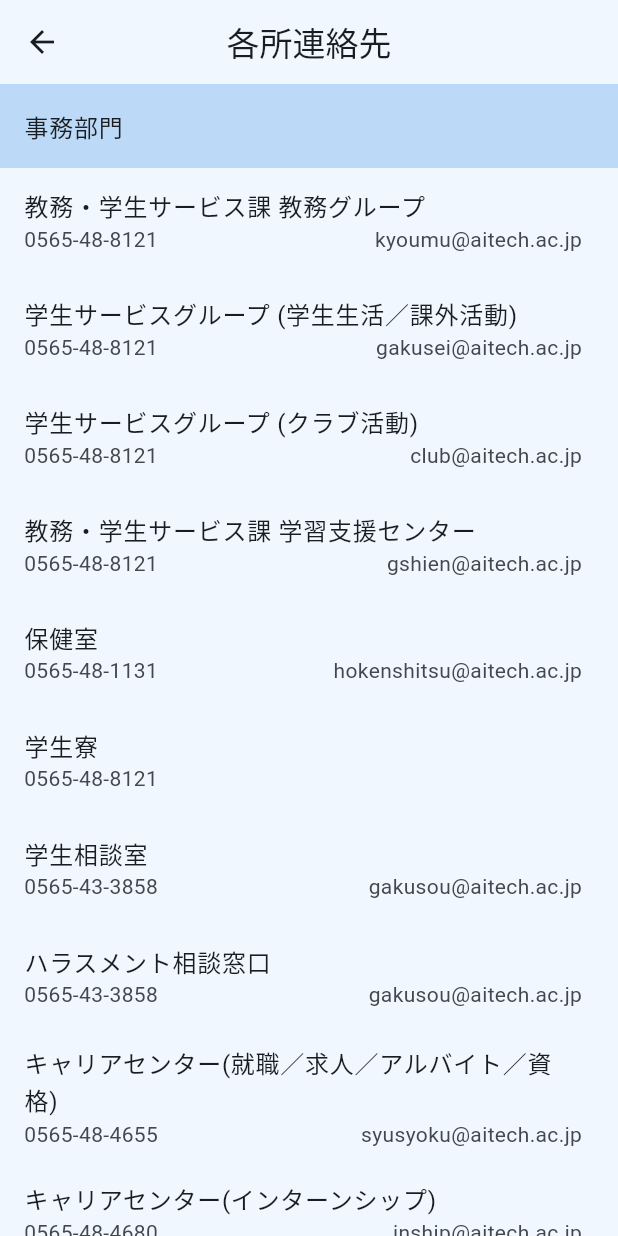
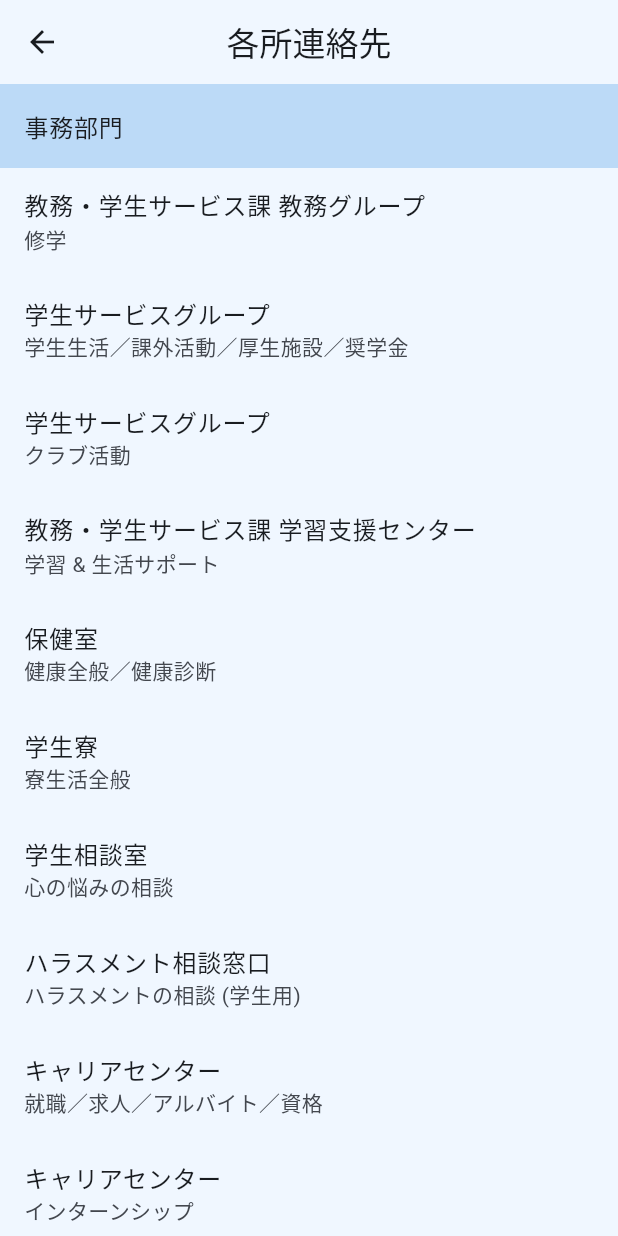
Before and after one commit to piman528/aitapp, a Flutter app: the Contacts screen opened directly, on a phone screen of 412 x 824 dp. Run offline on Flutter 3.47's test engine with Material 3 defaults, Android fonts, the phone set to English and light mode, and no system bars; our stand-ins replace flutter_hooks, flutter_riverpod, fluttertoast, hooks_riverpod, share_plus, shared_preferences; missing offline and left inert: syncfusion_flutter_pdfviewer, universal_html; accounts and stored records are empty.

Commit message:
fix: huguaisyuusei

```diff
--- a/lib/const.dart
+++ b/lib/const.dart
@@ -421,170 +421,203 @@ const List<dynamic> contacts = [
     name: '教務・学生サービス課 教務グループ',
     phone: '0565-48-8121',
     mail: 'kyoumu@aitech.ac.jp',
+    explain: '修学',
   ),
   Contact(
-    name: '学生サービスグループ (学生生活／課外活動)',
+    name: '学生サービスグループ',
     phone: '0565-48-8121',
     mail: 'gakusei@aitech.ac.jp',
+    explain: '学生生活／課外活動／厚生施設／奨学金',
   ),
   Contact(
-    name: '学生サービスグループ (クラブ活動)',
+    name: '学生サービスグループ',
     phone: '0565-48-8121',
     mail: 'club@aitech.ac.jp',
+    explain: 'クラブ活動',
   ),
   Contact(
     name: '教務・学生サービス課 学習支援センター',
     phone: '0565-48-8121',
     mail: 'gshien@aitech.ac.jp',
+    explain: '学習 & 生活サポート',
   ),
   Contact(
     name: '保健室',
     phone: '0565-48-1131',
     mail: 'hokenshitsu@aitech.ac.jp',
+    explain: '健康全般／健康診断',
   ),
   Contact(
     name: '学生寮',
     phone: '0565-48-8121',
+    explain: '寮生活全般',
   ),
   Contact(
     name: '学生相談室',
     phone: '0565-43-3858',
     mail: 'gakusou@aitech.ac.jp',
+    explain: '心の悩みの相談',
   ),
   Contact(
     name: 'ハラスメント相談窓口',
     phone: '0565-43-3858',
     mail: 'gakusou@aitech.ac.jp',
+    explain: 'ハラスメントの相談 (学生用)',
   ),
   Contact(
-    name: 'キャリアセンター(就職／求人／アルバイト／資格)',
+    name: 'キャリアセンター',
     phone: '0565-48-4655',
     mail: 'syusyoku@aitech.ac.jp',
+    explain: '就職／求人／アルバイト／資格',
   ),
   Contact(
-    name: 'キャリアセンター(インターンシップ)',
+    name: 'キャリアセンター',
     phone: '0565-48-4680',
     mail: 'inship@aitech.ac.jp',
+    explain: 'インターンシップ',
   ),
   Contact(
     name: '入試センター 入試広報課',
     phone: '0120-188-651',
     mail: 'koho@aitech.ac.jp',
+    explain: '入学試験・募集関係',
   ),
   '工学部',
   Contact(
     name: '八草キャンパス事務室',
     phone: '0565-48-8121',
     mail: 'kougakubu@aitech.ac.jp',
+    explain: '学部・学科に関する全般',
   ),
   Contact(
     name: '電気学科事務室',
     phone: '0565-48-8121',
     mail: 'denki@aitech.ac.jp',
+    explain: '学科に関する全般',
   ),
   Contact(
     name: '応用化学科事務室',
     phone: '0565-48-8121',
     mail: 'oukajimu@aitech.ac.jp',
+    explain: '学科に関する全般',
   ),
   Contact(
     name: '機械学科事務室',
     phone: '0565-48-8121',
     mail: 'kikai@aitech.ac.jp',
+    explain: '学科に関する全般',
   ),
   Contact(
     name: '土木工学科事務室',
     phone: '0565-48-8121',
     mail: 'd-jimu@aitech.ac.jp',
+    explain: '学科に関する全般',
   ),
   Contact(
     name: '建築学科事務室',
     phone: '0565-48-8121',
     mail: 'kenchiku@aitech.ac.jp',
+    explain: '学科に関する全般',
   ),
   '経営学部・情報科学部',
   Contact(
     name: '経営学部事務室(自由ヶ丘キャンパス事務室)',
     phone: '052-757-0810',
     mail: 'jiyugaoka-c@aitech.ac.jp',
+    explain: '学部・学科に関する全般',
   ),
   Contact(
     name: '情報科学部事務室',
     phone: '0565-48-8121',
     mail: 'daihyo-is@aitech.ac.jp',
+    explain: '学部・学科に関する全般',
   ),
   '大学院 工学研究科',
   Contact(
     name: '八草キャンパス事務室',
     phone: '0565-48-8121',
     mail: 'kougakubu@aitech.ac.jp',
+    explain: '大学院工学研究科に関する全般',
   ),
   '大学院 経営情報科学研究科',
   Contact(
     name: '自由ヶ丘キャンパス事務室',
     phone: '052-757-0810',
     mail: 'jiyugaoka-c@aitech.ac.jp',
+    explain: '経営系',
   ),
   Contact(
     name: '情報科学部事務室',
     phone: '0565-48-8121',
     mail: 'daihyo-is@aitech.ac.jp',
+    explain: '情報系',
   ),
   '教育・研究施設・附属施設',
   Contact(
     name: '基礎教育センター',
     phone: '0565-48-8121',
     mail: 'g-jimu@aitech.ac.jp',
+    explain: '基礎教育全般',
   ),
   Contact(
     name: '愛知工業大学附属図書館',
     phone: '0565-48-8121',
     mail: 'library@aitech.ac.jp',
+    explain: '図書',
   ),
   Contact(
     name: '総合技術研究所',
     phone: '0565-48-8121',
     mail: 'so-kenjimu@aitech.ac.jp',
+    explain: '研究／共同研究／産学連携',
   ),
   Contact(
     name: '耐震実験センター',
     phone: '0565-48-8121',
     mail: 'seirex@aitech.ac.jp',
+    explain: '耐震全般',
   ),
   Contact(
     name: '地域防災研究センター',
     phone: '0565-48-8121',
     mail: 'dprec@aitech.ac.jp',
+    explain: '防災研究',
   ),
   Contact(
     name: 'エコ電力研究センター',
     phone: '0565-48-8121',
     mail: 'eeprec@aitech.ac.jp',
+    explain: 'マイクログリッド／太陽光発電／風力発電',
   ),
   Contact(
     name: '計算センター',
     phone: '0565-48-8121',
     mail: 'request@aitech.ac.jp',
+    explain: '情報機器・設備の管理',
   ),
   Contact(
     name: '情報教育センター',
     phone: '0565-48-8121',
     mail: 'request@aitech.ac.jp',
+    explain: '	情報教育施設',
   ),
   Contact(
     name: 'エクステンションセンター',
     phone: '0565-48-8121',
     mail: 'e-center@aitech.ac.jp',
+    explain: '公開講座／小中高生対象企画／地域連携',
   ),
   Contact(
     name: 'ロボット研究ミュージアム',
     phone: '0565-48-8121',
     mail: 'rmuseum@aitech.ac.jp',
+    explain: 'ロボット施設見学／研究開発・教育',
   ),
   Contact(
     name: 'みらい工房',
     phone: '0565-48-8121',
     mail: 'koubou@aitech.ac.jp',
+    explain: '創作活動の支援',
   ),
 ];
 const Map<String, String> links = {
--- a/lib/infrastructure/parse_html.dart
+++ b/lib/infrastructure/parse_html.dart
@@ -15,7 +15,7 @@ List<ClassNotice> parseClassNotice(String body) {
   );
 
   if (topStorytitle.isEmpty) {
-    throw Exception('データの取得に失敗しました');
+    throw Exception('[parseClassNotice]データの取得に失敗しました');
   }
 
   for (final div in topStorytitle) {
@@ -62,7 +62,7 @@ ClassNotice parseClassNoticeDetail(String body) {
     'body > form > table > tbody > tr',
   );
   if (topStorytitle.isEmpty) {
-    throw Exception('データの取得に失敗しました');
+    throw Exception('[parseClassNoticeDetail]データの取得に失敗しました');
   }
   final texts = <String>[];
   var isMaincontent = false;
@@ -115,7 +115,7 @@ List<UnivNotice> parseUnivNotice(String body) {
     '#smartPhoneCommonContactList > form:nth-child(4) > div.listItem',
   ); //記事のリスト
   if (topStorytitle.isEmpty) {
-    throw Exception('データの取得に失敗しました');
+    throw Exception('[parseUnivNotice]データの取得に失敗しました');
   }
 
   for (final parentDiv in topStorytitle) {
@@ -160,7 +160,7 @@ UnivNotice parseUnivNoticeDetail(String body) {
     'body > form > table > tbody > tr',
   );
   if (topStorytitle.isEmpty) {
-    throw Exception('データの取得に失敗しました');
+    throw Exception('[parseUnivNoticeDetail]データの取得に失敗しました');
   }
   final texts = <String>[];
   var mainContent = 0;
@@ -236,7 +236,7 @@ Map<DayOfWeek, Map<int, Class>> parseClassTimeTable(String body) {
     'body > form > table > tbody > tr',
   );
   if (topStorytitle.isEmpty) {
-    throw Exception('データの取得に失敗しました');
+    throw Exception('[parseClassTimeTable]データの取得に失敗しました');
   }
   for (var i = 0; i < topStorytitle.length; i++) {
     final day = i ~/ 7;
@@ -284,13 +284,13 @@ Map<DayOfWeek, Map<int, Class>> parseClassTimeTable(String body) {
   return classTimeTableMap;
 }
 
-List<ClassSyllabus> parseSyllabusList(String body) {
+List<ClassSyllabus> parseSyllabus(String body) {
   final classSyllabusList = <ClassSyllabus>[];
   final topStorytitle = parseHtmlDocument(body).querySelectorAll(
     'body > form > table:nth-child(2) > tbody > tr > td > table > tbody > tr',
   );
   if (topStorytitle.isEmpty) {
-    throw Exception('データの取得に失敗しました');
+    throw Exception('[parseSyllabusList]データの取得に失敗しました');
   }
   var i = 0;
   for (final tr in topStorytitle) {
@@ -351,12 +351,12 @@ List<ClassSyllabus> parseSyllabusList(String body) {
   return classSyllabusList;
 }
 
-ClassSyllabusDetail parseSyllabus(String body) {
+ClassSyllabusDetail parseSyllabusDetail(String body) {
   final topStorytitle = parseHtmlDocument(body).querySelectorAll(
     'body > table:nth-child(16) > tbody > tr > td > table > tbody > tr',
   );
   if (topStorytitle.isEmpty) {
-    throw Exception('データの取得に失敗しました');
+    throw Exception('[parseSyllabus]データの取得に失敗しました');
   }
   final texts = <String>[];
   for (final tr in topStorytitle) {
@@ -452,7 +452,7 @@ String parseStrutsToken({
     selector,
   );
   if (topStorytitle.isEmpty) {
-    throw Exception('データの取得に失敗しました');
+    throw Exception('[parseStrutsToken]データの取得に失敗しました');
   }
   final value = topStorytitle[0].attributes['value'];
   return value!;
--- a/lib/models/contact.dart
+++ b/lib/models/contact.dart
@@ -1,7 +1,13 @@
 class Contact {
-  const Contact({required this.name, this.mail, required this.phone});
+  const Contact({
+    required this.name,
+    this.mail,
+    required this.phone,
+    required this.explain,
+  });
 
   final String name;
   final String? mail;
   final String phone;
+  final String explain;
 }
--- a/lib/models/get_syllabus.dart
+++ b/lib/models/get_syllabus.dart
@@ -23,11 +23,11 @@ class GetSyllabus {
       jSessionId,
       searchWord,
     );
-    return parseSyllabusList(body);
+    return parseSyllabus(body);
   }
 
   Future<ClassSyllabusDetail> getSyllabusDetail(ClassSyllabus syllabus) async {
     final body = await getSyllabus(syllabus.url, jSessionId);
-    return parseSyllabus(body);
+    return parseSyllabusDetail(body);
   }
 }
--- a/lib/screens/class_notice_detail.dart
+++ b/lib/screens/class_notice_detail.dart
@@ -149,6 +149,7 @@ class ClassNoticeDetailScreen extends HookWidget {
     }
     return Scaffold(
       appBar: AppBar(
+        scrolledUnderElevation: 0,
         elevation: 0,
         centerTitle: true,
         title: const Text(
--- a/lib/screens/contacts.dart
+++ b/lib/screens/contacts.dart
@@ -12,6 +12,7 @@ class Contacts extends StatelessWidget {
   Widget build(BuildContext context) {
     return Scaffold(
       appBar: AppBar(
+        scrolledUnderElevation: 0,
         centerTitle: true,
         title: const Text('各所連絡先'),
       ),
@@ -22,20 +23,13 @@ class Contacts extends StatelessWidget {
             final contact = contacts[index] as Contact;
             return ListTile(
               title: Text(contact.name),
-              subtitle: Row(
-                mainAxisAlignment: MainAxisAlignment.spaceBetween,
-                children: [
-                  Text(contact.phone),
-                  if (contact.mail != null) ...{
-                    Text(contact.mail!),
-                  },
-                ],
-              ),
+              subtitle: Text(contact.explain),
               onTap: () {
                 showDialog<Widget>(
                   context: context,
                   builder: (context) {
                     return SimpleDialog(
+                      insetPadding: const EdgeInsets.symmetric(horizontal: 16),
                       title: const Text(
                         '連絡方法の選択',
                       ),
--- a/lib/screens/links.dart
+++ b/lib/screens/links.dart
@@ -9,6 +9,7 @@ class Links extends StatelessWidget {
   Widget build(BuildContext context) {
     return Scaffold(
       appBar: AppBar(
+        scrolledUnderElevation: 0,
         centerTitle: true,
         title: const Text('各種リンク'),
       ),
--- a/lib/screens/open_pdf.dart
+++ b/lib/screens/open_pdf.dart
@@ -15,6 +15,7 @@ class OpenPdf extends StatelessWidget {
   Widget build(BuildContext context) {
     return Scaffold(
       appBar: AppBar(
+        scrolledUnderElevation: 0,
         title: Text(title),
       ),
       body: SfPdfViewer.asset(
--- a/lib/screens/settings.dart
+++ b/lib/screens/settings.dart
@@ -8,6 +8,7 @@ class Settings extends StatelessWidget {
   Widget build(BuildContext context) {
     return Scaffold(
       appBar: AppBar(
+        scrolledUnderElevation: 0,
         title: const Text('設定'),
       ),
       body: ListView(
--- a/lib/screens/syllabus_detail.dart
+++ b/lib/screens/syllabus_detail.dart
@@ -20,6 +20,7 @@ class SyllabusDetail extends StatelessWidget {
   Widget build(BuildContext context) {
     return Scaffold(
       appBar: AppBar(
+        scrolledUnderElevation: 0,
         title: Text(syllabus.subject),
       ),
       body: FutureBuilder(
--- a/lib/screens/syllabus_filter.dart
+++ b/lib/screens/syllabus_filter.dart
@@ -34,6 +34,7 @@ class SyllabusFilterScreen extends HookWidget {
     );
     return Scaffold(
       appBar: AppBar(
+        scrolledUnderElevation: 0,
         elevation: 0,
         centerTitle: true,
         title: Text(
--- a/lib/screens/syllabus_search.dart
+++ b/lib/screens/syllabus_search.dart
@@ -21,6 +21,7 @@ class SyllabusSearchScreen extends HookWidget {
 
     return Scaffold(
       appBar: AppBar(
+        scrolledUnderElevation: 0,
         elevation: 0,
         centerTitle: true,
         title: const Text(
--- a/lib/screens/tabs.dart
+++ b/lib/screens/tabs.dart
@@ -36,6 +36,7 @@ class TabScreen extends HookWidget {
     final currentPageIndex = useState(0);
     return Scaffold(
       appBar: AppBar(
+        scrolledUnderElevation: 0,
         title: Text(appBarTitle[currentPageIndex.value]),
         centerTitle: true,
       ),
--- a/lib/screens/univ_notice_detail.dart
+++ b/lib/screens/univ_notice_detail.dart
@@ -189,6 +189,7 @@ class UnivNoticeDetailScreen extends HookWidget {
 
     return Scaffold(
       appBar: AppBar(
+        scrolledUnderElevation: 0,
         elevation: 0,
         centerTitle: true,
         title: const Text(
--- a/lib/wighets/search_bar.dart
+++ b/lib/wighets/search_bar.dart
@@ -13,7 +13,7 @@ class SearchBarWidget extends StatelessWidget {
 
   @override
   Widget build(BuildContext context) {
-    return Container(
+    return Padding(
       padding: const EdgeInsets.symmetric(horizontal: 10, vertical: 14),
       child: TextField(
         onSubmitted: onSubmitted,
```
Also changed, not shown: lib/models/get_notice.dart (+25 -24 lines), lib/wighets/class_notice_listview.dart (+34 -13 lines), lib/wighets/univ_notice_listview.dart (+35 -14 lines).
